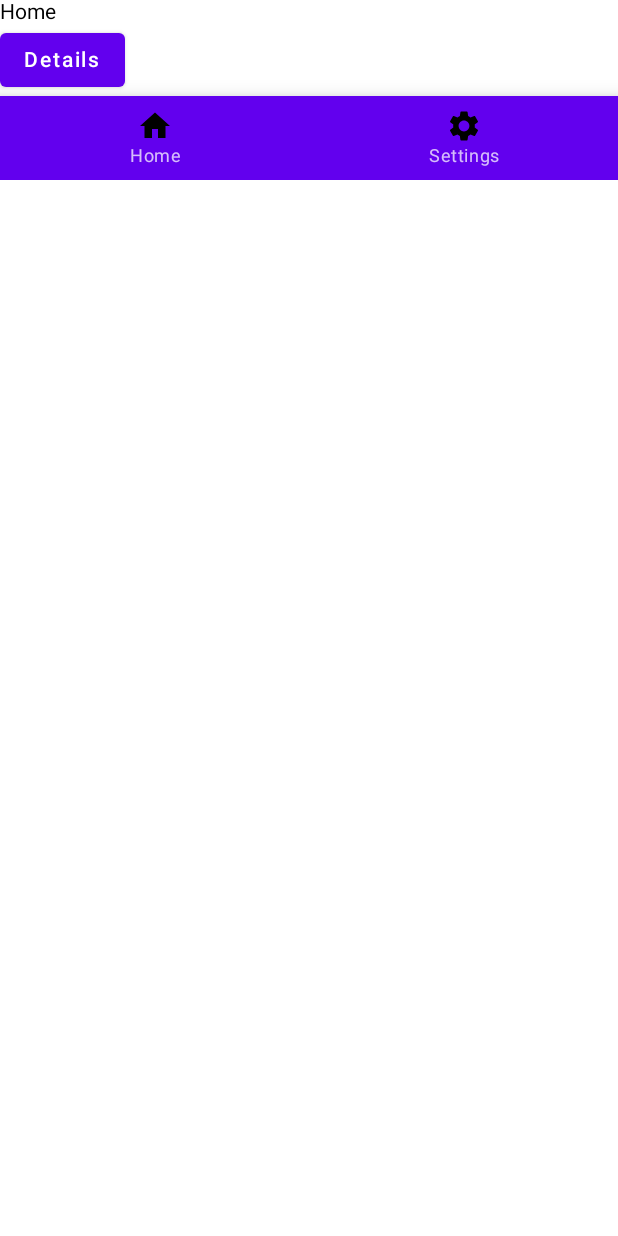
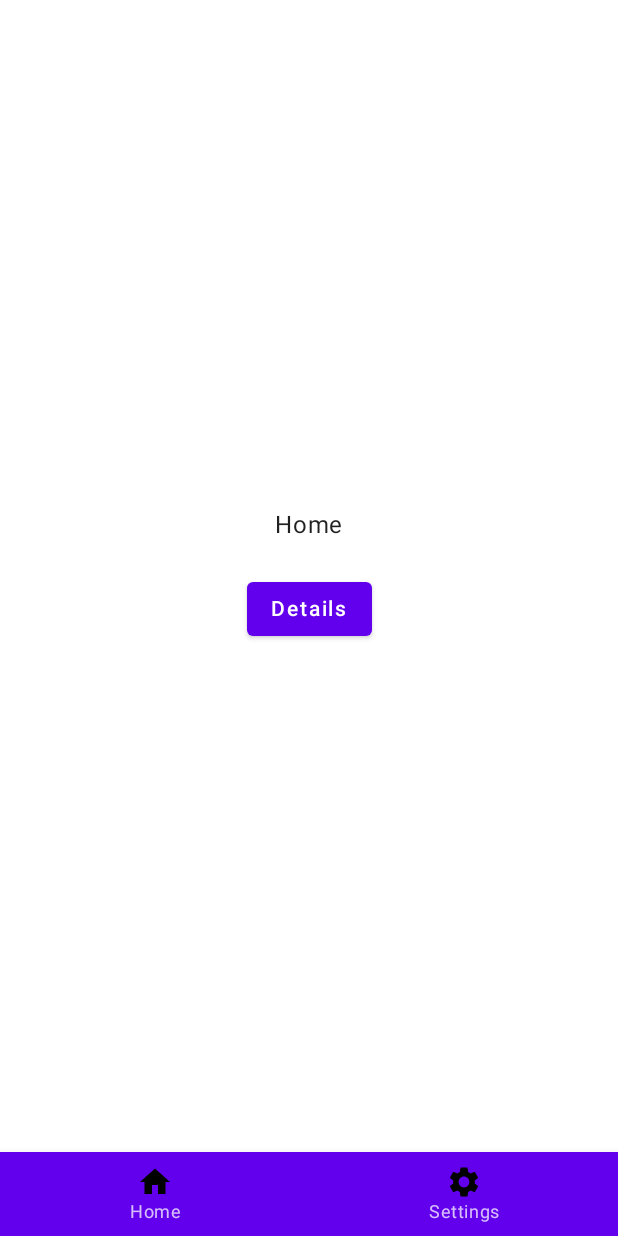
Before and after one commit to chRyNaN/navigation, an Android app built with Jetpack Compose: the screen it shows after launch (MainActivity), on a phone screen of 412 x 824 dp. Run offline under Robolectric (Android 15) with nearby library versions, the phone set to English and light mode, and no system bars.

Commit message:
Updated sample-compose

```diff
--- /dev/null
+++ b/sample-compose/src/main/java/com/chrynan/navigation/sample/compose/App.kt
@@ -0,0 +1,70 @@
+package com.chrynan.navigation.sample.compose
+
+import androidx.compose.foundation.Image
+import androidx.compose.foundation.layout.*
+import androidx.compose.material.BottomNavigation
+import androidx.compose.material.BottomNavigationItem
+import androidx.compose.material.Button
+import androidx.compose.material.Text
+import androidx.compose.runtime.Composable
+import androidx.compose.ui.Alignment
+import androidx.compose.ui.Modifier
+import androidx.compose.ui.unit.dp
+import com.chrynan.navigation.compose.ExperimentalNavigationApi
+import com.chrynan.navigation.compose.NavContainer
+import com.chrynan.navigation.compose.goTo
+import com.chrynan.navigation.compose.rememberNavigatorByKey
+
+@ExperimentalNavigationApi
+@Composable
+fun App() {
+    val navigator = rememberNavigatorByKey(
+        initialScope = MainScope.HOME,
+        initialKeys = { scope ->
+            when (scope) {
+                MainScope.HOME -> NavKey.HOME
+                MainScope.SETTINGS -> NavKey.SETTINGS
+            }
+        },
+        content = { key ->
+            Column(
+                modifier = Modifier.fillMaxSize(),
+                horizontalAlignment = Alignment.CenterHorizontally,
+                verticalArrangement = Arrangement.Center
+            ) {
+                when (key) {
+                    NavKey.HOME -> {
+                        Text("Home")
+
+                        Button(modifier = Modifier.padding(top = 20.dp), onClick = { navigator.goTo(NavKey.DETAILS) }) {
+                            Text("Details")
+                        }
+                    }
+                    NavKey.SETTINGS -> {
+                        Text("Settings")
+                    }
+                    NavKey.DETAILS -> {
+                        Text("Details")
+                    }
+                }
+            }
+        }
+    )
+
+    Column {
+        Box(modifier = Modifier.weight(1f)) {
+            NavContainer(navigator)
+        }
+
+        BottomNavigation {
+            MainScope.values().forEach { scope ->
+                BottomNavigationItem(
+                    selected = false,
+                    onClick = { navigator.changeScope(scope) },
+                    label = { Text(scope.title) },
+                    icon = { Image(imageVector = scope.icon, contentDescription = null) }
+                )
+            }
+        }
+    }
+}
--- a/sample-compose/src/main/java/com/chrynan/navigation/sample/compose/MainActivity.kt
+++ b/sample-compose/src/main/java/com/chrynan/navigation/sample/compose/MainActivity.kt
@@ -1,16 +1,10 @@
 package com.chrynan.navigation.sample.compose
 
 import android.os.Bundle
-import androidx.activity.compose.BackHandler
 import androidx.activity.compose.setContent
 import androidx.appcompat.app.AppCompatActivity
-import androidx.compose.foundation.Image
-import androidx.compose.foundation.layout.Column
 import androidx.compose.material.*
 import com.chrynan.navigation.compose.ExperimentalNavigationApi
-import com.chrynan.navigation.compose.NavContainer
-import com.chrynan.navigation.compose.goTo
-import com.chrynan.navigation.compose.rememberNavigatorByKey
 
 @OptIn(ExperimentalNavigationApi::class)
 class MainActivity : AppCompatActivity() {
@@ -19,50 +13,8 @@ class MainActivity : AppCompatActivity() {
         super.onCreate(savedInstanceState)
 
         setContent {
-            val navigator = rememberNavigatorByKey(
-                initialScope = MainScope.HOME,
-                initialKeys = { scope ->
-                    when (scope) {
-                        MainScope.HOME -> NavKey.HOME
-                        MainScope.SETTINGS -> NavKey.SETTINGS
-                    }
-                },
-                content = { key ->
-                    when (key) {
-                        NavKey.HOME -> {
-                            Column {
-                                Text("Home")
-
-                                Button(onClick = { navigator.goTo(NavKey.DETAILS) }) {
-                                    Text("Details")
-                                }
-                            }
-                        }
-                        NavKey.SETTINGS -> {
-                            Text("Settings")
-                        }
-                        NavKey.DETAILS -> {
-                            Text("Details")
-                        }
-                    }
-                }
-            )
-
-            Column {
-                NavContainer(navigator)
-
-                BackHandler { navigator.goBack() }
-
-                BottomNavigation {
-                    MainScope.values().forEach { scope ->
-                        BottomNavigationItem(
-                            selected = false,
-                            onClick = { navigator.changeScope(scope) },
-                            label = { Text(scope.title) },
-                            icon = { Image(imageVector = scope.icon, contentDescription = null) }
-                        )
-                    }
-                }
+            MaterialTheme {
+                App()
             }
         }
     }
```
